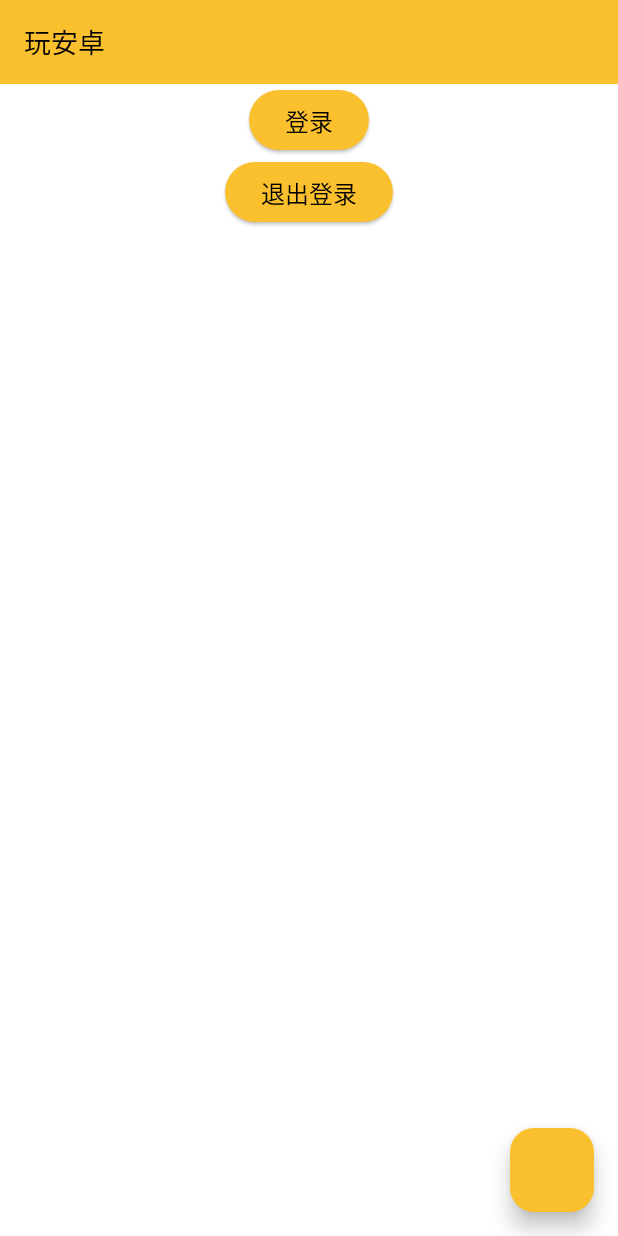
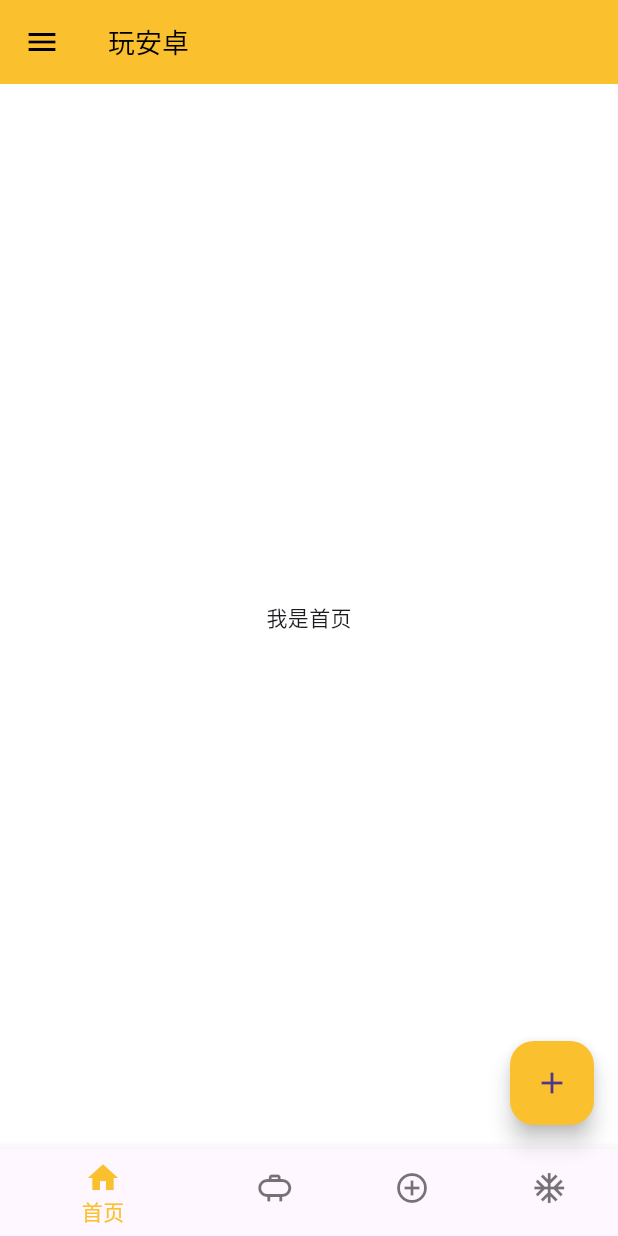
Before and after one commit to jackeyvan/flutter_wan_android, a Flutter app: the screen it shows after launch, on a phone screen of 412 x 824 dp. Run offline on Flutter 3.47's test engine with Material 3 defaults, Android fonts, the phone set to English and light mode, and no system bars; our stand-ins replace dio, easy_refresh, get, get_storage, logger.

Commit message:
更新UI框架

```diff
--- a/lib/app/modules/home/home_controller.dart
+++ b/lib/app/modules/home/home_controller.dart
@@ -5,6 +5,8 @@ import 'home_provider.dart';
 
 class HomeController extends GetxController {
   final _provider = Get.find<HomeProvider>();
+
+  var currentBottomIndex = 0.obs;
 
   final _apiProvider = Get.find<ApiProvider>();
 
@@ -44,4 +46,10 @@ class HomeController extends GetxController {
   logout() {
     _apiProvider.logout();
   }
+
+  set bottomIndex(index) {
+    currentBottomIndex.value = index;
+  }
+
+  get bottomIndex => currentBottomIndex.value;
 }
--- a/lib/app/modules/home/home_page.dart
+++ b/lib/app/modules/home/home_page.dart
@@ -7,18 +7,8 @@ class HomePage extends GetView<HomeController> {
   @override
   Widget build(BuildContext context) {
     return Scaffold(
-        appBar: AppBar(title: Text("玩安卓")),
-        floatingActionButton:
-            FloatingActionButton(onPressed: controller.increat),
         body: Center(
-          child: Column(
-            children: [
-              ElevatedButton(
-                  onPressed: controller.login, child: const Text("登录")),
-              ElevatedButton(
-                  onPressed: controller.logout, child: const Text("退出登录")),
-            ],
-          ),
-        ));
+      child: Text("我是首页"),
+    ));
   }
 }
--- /dev/null
+++ b/lib/app/modules/platform/platform_page.dart
@@ -0,0 +1,11 @@
+import 'package:flutter/material.dart';
+import 'package:get/get.dart';
+
+class PlatformPage extends GetView {
+  @override
+  Widget build(BuildContext context) {
+    return Center(
+      child: Text("公众号"),
+    );
+  }
+}
--- /dev/null
+++ b/lib/app/modules/project/project_page.dart
@@ -0,0 +1,11 @@
+import 'package:flutter/material.dart';
+import 'package:get/get.dart';
+
+class ProjectPage extends GetView {
+  @override
+  Widget build(BuildContext context) {
+    return Center(
+      child: Text("项目"),
+    );
+  }
+}
--- /dev/null
+++ b/lib/app/modules/root/root_binding.dart
@@ -0,0 +1,10 @@
+import 'package:get/get.dart';
+
+import 'root_controller.dart';
+
+class RootBinding extends Bindings {
+  @override
+  void dependencies() {
+    Get.put(RootController());
+  }
+}
--- /dev/null
+++ b/lib/app/modules/root/root_controller.dart
@@ -0,0 +1,11 @@
+import 'package:get/get.dart';
+
+class RootController extends GetxController {
+  final _currentBottomIndex = 0.obs;
+
+  set bottomIndex(index) {
+    _currentBottomIndex.value = index;
+  }
+
+  get bottomIndex => _currentBottomIndex.value;
+}
--- /dev/null
+++ b/lib/app/modules/root/root_page.dart
@@ -0,0 +1,101 @@
+import 'package:flutter/material.dart';
+import 'package:get/get.dart';
+
+import '../home/home_page.dart';
+import '../platform/platform_page.dart';
+import '../project/project_page.dart';
+import '../series/series_page.dart';
+import 'root_controller.dart';
+
+class RootPage extends GetView<RootController> {
+  @override
+  Widget build(BuildContext context) {
+    return Scaffold(
+        appBar: AppBar(title: const Text("玩安卓")),
+        floatingActionButton: FloatingActionButton(
+            onPressed: () {}, child: const Icon(Icons.add)),
+        drawer: _buildNavigationDrawer(),
+        bottomNavigationBar: Obx(() => _buildBottomNavigationBar()),
+        body: Obx(() => _buildBody()));
+  }
+
+  /// 生成底部Bar
+  BottomNavigationBar _buildBottomNavigationBar() {
+    final items = <BottomNavigationBarItem>[
+      const BottomNavigationBarItem(icon: Icon(Icons.home), label: "首页"),
+      const BottomNavigationBarItem(
+          icon: Icon(Icons.propane_outlined), label: "项目"),
+      const BottomNavigationBarItem(
+          icon: Icon(Icons.add_circle_outline), label: "体系"),
+      const BottomNavigationBarItem(
+          icon: Icon(Icons.ac_unit_outlined), label: "公众号"),
+    ];
+
+    return BottomNavigationBar(
+        items: items,
+        onTap: (index) {
+          /// 更新索引
+          controller.bottomIndex = index;
+
+          /// 切换Page
+        },
+        currentIndex: controller.bottomIndex);
+  }
+
+  /// 生成左侧抽屉
+  NavigationDrawer _buildNavigationDrawer() {
+    final titles = [
+      ListTile(
+        leading: Icon(Icons.home),
+        title: Text("首页"),
+        onTap: () => Get.back(),
+      ),
+      const ListTile(leading: Icon(Icons.home), title: Text("首页")),
+      const ListTile(leading: Icon(Icons.home), title: Text("首页")),
+      const ListTile(leading: Icon(Icons.home), title: Text("首页")),
+      const Divider(
+        height: 50,
+      ),
+      const ListTile(leading: Icon(Icons.home), title: Text("首页")),
+      const ListTile(leading: Icon(Icons.home), title: Text("首页")),
+      const ListTile(leading: Icon(Icons.home), title: Text("首页")),
+    ];
+
+    final header = DrawerHeader(
+      padding: const EdgeInsets.only(left: 24),
+      child: Column(
+        crossAxisAlignment: CrossAxisAlignment.start,
+        children: [
+          SizedBox(
+              width: 80,
+              height: 80,
+              child: CircleAvatar(
+                child: Image.network(
+                    "https://s3.o7planning.com/images/boy-128.png"),
+              )),
+          const SizedBox(height: 6),
+          const Text("我是标题"),
+          const SizedBox(height: 6),
+          const Text("我是描述的内容"),
+        ],
+      ),
+    );
+
+    final items = <Widget>[];
+    items.add(header);
+    items.addAll(titles);
+    return NavigationDrawer(children: items);
+  }
+
+  /// 根据选中的底部tab,切换不同的页面
+  Widget _buildBody() {
+    final pages = [
+      HomePage(),
+      ProjectPage(),
+      SeriesPage(),
+      PlatformPage(),
+    ];
+
+    return pages[controller.bottomIndex];
+  }
+}
--- /dev/null
+++ b/lib/app/modules/series/series_page.dart
@@ -0,0 +1,11 @@
+import 'package:flutter/material.dart';
+import 'package:get/get.dart';
+
+class SeriesPage extends GetView {
+  @override
+  Widget build(BuildContext context) {
+    return Center(
+      child: Text("技术序列"),
+    );
+  }
+}
--- a/lib/app/routes/routes.dart
+++ b/lib/app/routes/routes.dart
@@ -1,45 +1,19 @@
 import 'package:get/get.dart';
 
-import '../modules/home/home_binding.dart';
-import '../modules/home/home_page.dart';
+import '../modules/root/root_binding.dart';
+import '../modules/root/root_page.dart';
 
 abstract class _Paths {
   static const home = '/home';
+  static const root = '/root';
 }
 
 class Routes {
-  // static const INITIAL = _Paths.INITIAL;
+  static const root = _Paths.root;
+
   static const splash = _Paths.home;
 
   static final routes = [
-    // GetPage(
-    //   name: INITIAL,
-    //   page: () => UserPage(),
-    // ),
-
-    GetPage(name: splash, page: () => HomePage(), binding: HomeBinding()),
-
-    // 交易所设置页面
-    // GetPage(
-    //     name: EXCAHNGE_PROFILE,
-    //     page: () => const ExchangeProfilePage(),
-    //     binding: ExchangeProfileBinding(),
-    //     children: [
-    //       GetPage(
-    //           name: _Paths.EXCAHNGE_EDIT,
-    //           page: () => const ExchangeEditPage(),
-    //           binding: ExchangeEditBinding()),
-    //     ]),
-    //
-    // // 量化策略页面
-    // GetPage(name: QUANT_HOME, page: () => const QuantHomePage()),
-    // GetPage(
-    //     name: SYMBOL, page: () => const SymbolPage(), binding: SymbolBinding()),
-    // GetPage(
-    //     name: PORTFOLIO,
-    //     page: () => const PortfolioPage(),
-    //     binding: PortfolioBinding()),
-    //
-    // GetPage(name: WALLET, page: () => WalletPage(), binding: WalletBinding()),
+    GetPage(name: root, page: () => RootPage(), binding: RootBinding()),
   ];
 }
--- a/lib/core/theme/themes.dart
+++ b/lib/core/theme/themes.dart
@@ -37,10 +37,10 @@ enum Theme {
 }
 
 class AppTheme {
-  static const _KEY_THEME = "THEME";
+  static const _themeKey = "theme";
 
   static ThemeData get theme {
-    var mode = Storage.read<String>(_KEY_THEME);
+    var mode = Storage.read<String>(_themeKey);
     if (mode == Theme.green.name) {
       return _green();
     } else if (mode == Theme.yellow.name) {
@@ -72,7 +72,7 @@ class AppTheme {
         Get.changeTheme(_light());
         break;
     }
-    Storage.write(_KEY_THEME, mode.name);
+    Storage.write(_themeKey, mode.name);
   }
 
   static ThemeData _green() {
@@ -126,7 +126,8 @@ class AppTheme {
             ProgressIndicatorThemeData(color: Colors.yellow.shade700),
         primaryColor: Colors.yellow.shade700,
         bottomNavigationBarTheme: BottomNavigationBarThemeData(
-            selectedItemColor: Colors.yellow.shade700),
+            selectedItemColor: Colors.yellow.shade700,
+            unselectedItemColor: Colors.black54),
         tabBarTheme: const TabBarTheme(
             labelStyle: TextStyle(fontWeight: FontWeight.w500),
             labelColor: Colors.black),
@@ -140,7 +141,6 @@ class AppTheme {
                     MaterialStateProperty.all(Colors.yellow.shade700))),
         checkboxTheme: CheckboxThemeData(
             fillColor: MaterialStateProperty.all(Colors.yellow.shade700)),
-
         textSelectionTheme:
             TextSelectionThemeData(cursorColor: Colors.yellow.shade700),
         floatingActionButtonTheme: FloatingActionButtonThemeData(
--- a/lib/main.dart
+++ b/lib/main.dart
@@ -21,7 +21,7 @@ class WanApp extends StatelessWidget {
   Widget build(BuildContext context) {
     return GetMaterialApp(
       title: "玩安卓",
-      initialRoute: Routes.splash,
+      initialRoute: Routes.root,
       debugShowCheckedModeBanner: false,
       getPages: Routes.routes,
       theme: AppTheme.theme,
```
Also changed, not shown: lib/app/modules/user/login_page.dart (added), lib/app/modules/user/register_page.dart (added), pubspec.lock (added), 1 other file.
